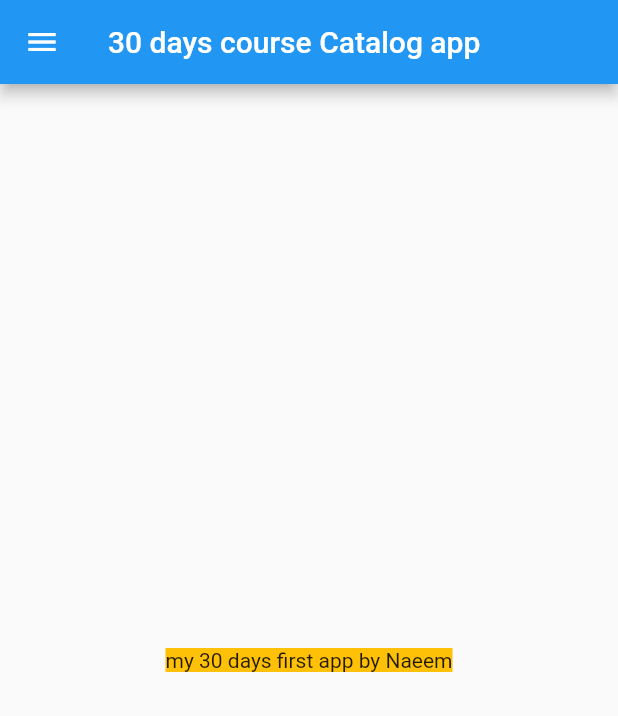
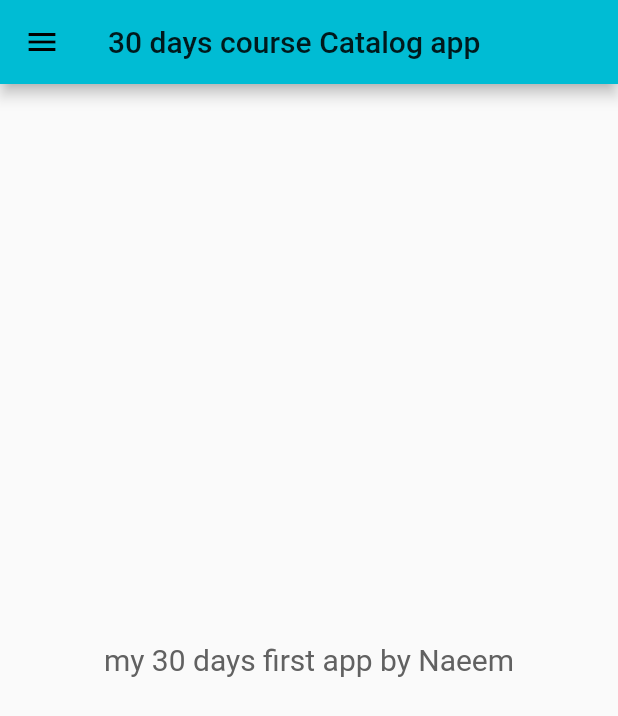
Before and after one commit to royalnaeem/30DaysOfFlutter, a Flutter app: the screen it shows after launch, on a phone screen of 412 x 824 dp. Shown: the top 716 px of the screen. Run offline on Flutter 3.47's test engine with Material 2 defaults, Android fonts, the phone set to English and light mode, and no system bars.

Commit message:
Day 3 Completed

```diff
--- a/lib/home_page.dart
+++ b/lib/Pages/home_page.dart
@@ -1,3 +1,4 @@
+import 'dart:ui';
 import 'package:flutter/material.dart';
 
 class HomePage extends StatelessWidget {
@@ -12,8 +13,13 @@ class HomePage extends StatelessWidget {
       body: Material(
         child: Center(
           child: Container(
-            color: Colors.amber,
-            child: Text('my $days days first app by $name'),
+            child: Text(
+              'my $days days first app by $name',
+              style: TextStyle(
+                fontSize: 20.0,
+                color: Colors.grey[700],
+              ),
+            ),
           ),
         ),
       ),
--- a/lib/main.dart
+++ b/lib/main.dart
@@ -1,5 +1,6 @@
 import 'package:flutter/material.dart';
-import 'package:flutter_catalog/home_page.dart';
+import 'package:flutter_catalog/Pages/home_page.dart';
+import 'package:flutter_catalog/Pages/login_page.dart';
 
 void main() {
   runApp(MyApp());
@@ -10,7 +11,16 @@ class MyApp extends StatelessWidget {
   @override
   Widget build(BuildContext context) {
     return MaterialApp(
-      home: HomePage(),
+      //home: HomePage(),
+      theme: ThemeData(
+        primarySwatch: Colors.cyan,
+      ),
+      initialRoute: "/home",
+      routes: {
+        "/": (context) => loginPage(),
+        "/home": (context) => HomePage(),
+        "/Login": (context) => loginPage(),
+      },
     );
   }
 }
```
Also changed, not shown: lib/Pages/login_page.dart (added, +19 -0 lines).
